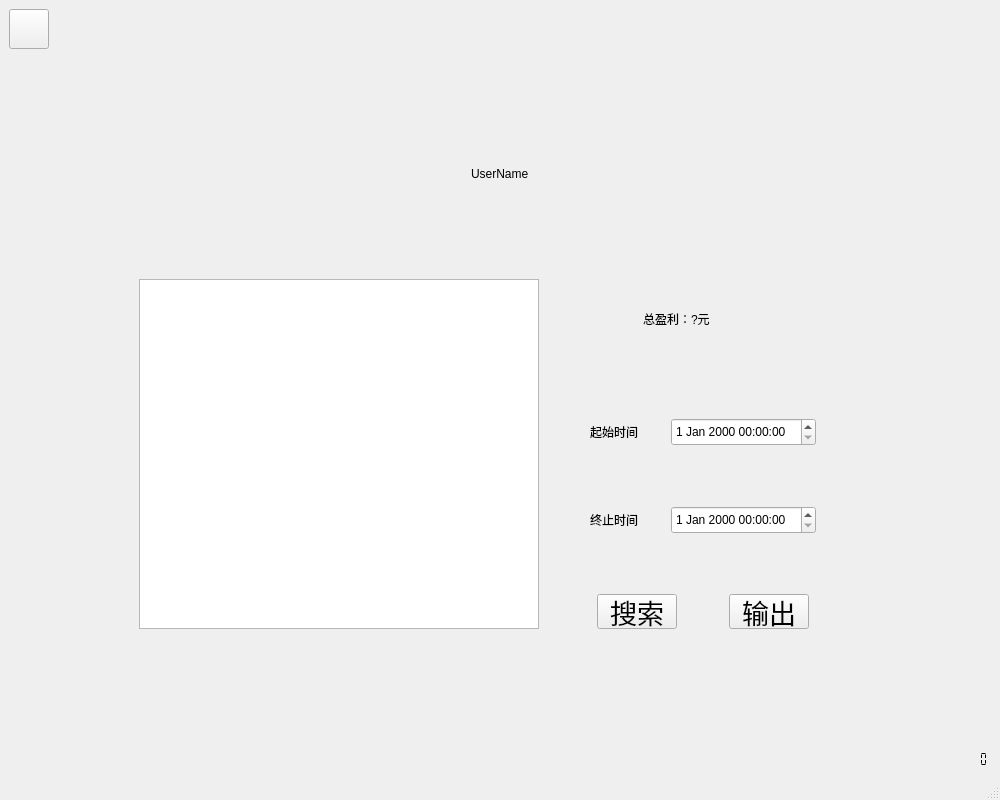
The window that shopsearchwindow.ui (liuweiky/CCIMS) describes before a commit, drawn with Qt 5.
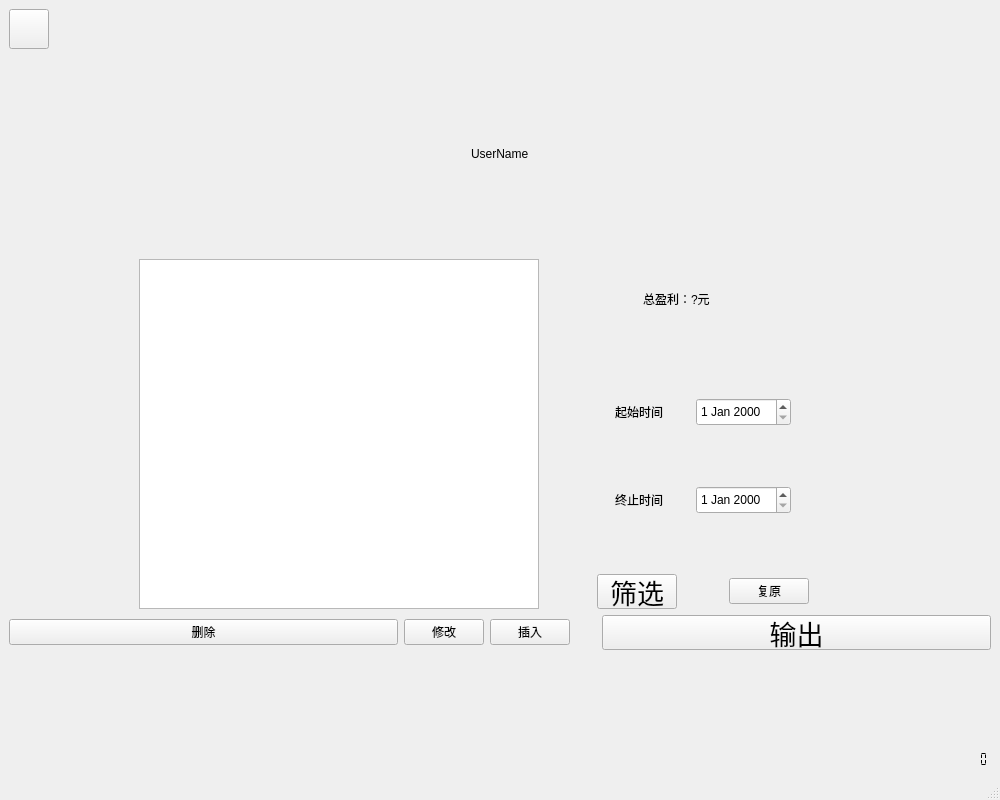
The same window after the commit. Icons and pictures are not drawn.

Diff of the .ui file:
```diff
--- a/shopsearchwindow.ui
+++ b/shopsearchwindow.ui
@@ -81,7 +81,7 @@
       </item>
      </layout>
     </item>
-    <item row="0" column="1">
+    <item row="0" column="2">
      <spacer name="verticalSpacer_3">
       <property name="orientation">
        <enum>Qt::Vertical</enum>
@@ -94,7 +94,34 @@
       </property>
      </spacer>
     </item>
-    <item row="1" column="0" colspan="4">
+    <item row="2" column="0">
+     <widget class="QPushButton" name="DeleteButton">
+      <property name="text">
+       <string>删除</string>
+      </property>
+     </widget>
+    </item>
+    <item row="2" column="2">
+     <widget class="QPushButton" name="InsertButton">
+      <property name="text">
+       <string>插入</string>
+      </property>
+     </widget>
+    </item>
+    <item row="3" column="3">
+     <spacer name="verticalSpacer_4">
+      <property name="orientation">
+       <enum>Qt::Vertical</enum>
+      </property>
+      <property name="sizeHint" stdset="0">
+       <size>
+        <width>20</width>
+        <height>107</height>
+       </size>
+      </property>
+     </spacer>
+    </item>
+    <item row="1" column="0" colspan="5">
      <layout class="QHBoxLayout" name="horizontalLayout_8">
       <item>
        <spacer name="horizontalSpacer_13">
@@ -265,7 +292,7 @@
              </widget>
             </item>
             <item>
-             <widget class="QDateTimeEdit" name="StartTime">
+             <widget class="QDateEdit" name="StartDateEdit">
               <property name="minimumSize">
                <size>
                 <width>0</width>
@@ -327,7 +354,7 @@
              </widget>
             </item>
             <item>
-             <widget class="QDateTimeEdit" name="FinishTime">
+             <widget class="QDateEdit" name="FinishDateEdit">
               <property name="minimumSize">
                <size>
                 <width>0</width>
@@ -399,7 +426,7 @@
                <string notr="true">font: 20pt &quot;.SF NS Text&quot;;</string>
               </property>
               <property name="text">
-               <string>搜索</string>
+               <string>筛选</string>
               </property>
              </widget>
             </item>
@@ -417,33 +444,9 @@
              </spacer>
             </item>
             <item>
-             <widget class="QPushButton" name="OutputButton">
-              <property name="minimumSize">
-               <size>
-                <width>0</width>
-                <height>35</height>
-               </size>
-              </property>
-              <property name="maximumSize">
-               <size>
-                <width>16777215</width>
-                <height>35</height>
-               </size>
-              </property>
-              <property name="font">
-               <font>
-                <family>.SF NS Text</family>
-                <pointsize>20</pointsize>
-                <weight>50</weight>
-                <italic>false</italic>
-                <bold>false</bold>
-               </font>
-              </property>
-              <property name="styleSheet">
-               <string notr="true">font: 20pt &quot;.SF NS Text&quot;;</string>
-              </property>
+             <widget class="QPushButton" name="ResetButton">
               <property name="text">
-               <string>输出</string>
+               <string>复原</string>
               </property>
              </widget>
             </item>
@@ -481,20 +484,7 @@
       </item>
      </layout>
     </item>
-    <item row="2" column="2">
-     <spacer name="verticalSpacer_4">
-      <property name="orientation">
-       <enum>Qt::Vertical</enum>
-      </property>
-      <property name="sizeHint" stdset="0">
-       <size>
-        <width>20</width>
-        <height>107</height>
-       </size>
-      </property>
-     </spacer>
-    </item>
-    <item row="2" column="3">
+    <item row="3" column="4">
      <layout class="QVBoxLayout" name="verticalLayout_2">
       <item>
        <spacer name="verticalSpacer_2">
@@ -556,6 +546,44 @@
       </item>
      </layout>
     </item>
+    <item row="2" column="1">
+     <widget class="QPushButton" name="AlterButton">
+      <property name="text">
+       <string>修改</string>
+      </property>
+     </widget>
+    </item>
+    <item row="2" column="4">
+     <widget class="QPushButton" name="ExportButton">
+      <property name="minimumSize">
+       <size>
+        <width>0</width>
+        <height>35</height>
+       </size>
+      </property>
+      <property name="maximumSize">
+       <size>
+        <width>16777215</width>
+        <height>35</height>
+       </size>
+      </property>
+      <property name="font">
+       <font>
+        <family>.SF NS Text</family>
+        <pointsize>20</pointsize>
+        <weight>50</weight>
+        <italic>false</italic>
+        <bold>false</bold>
+       </font>
+      </property>
+      <property name="styleSheet">
+       <string notr="true">font: 20pt &quot;.SF NS Text&quot;;</string>
+      </property>
+      <property name="text">
+       <string>输出</string>
+      </property>
+     </widget>
+    </item>
    </layout>
   </widget>
   <widget class="QMenuBar" name="menubar">
```
Left out of the diff: 6 changed lines with no effect on the pictures.
